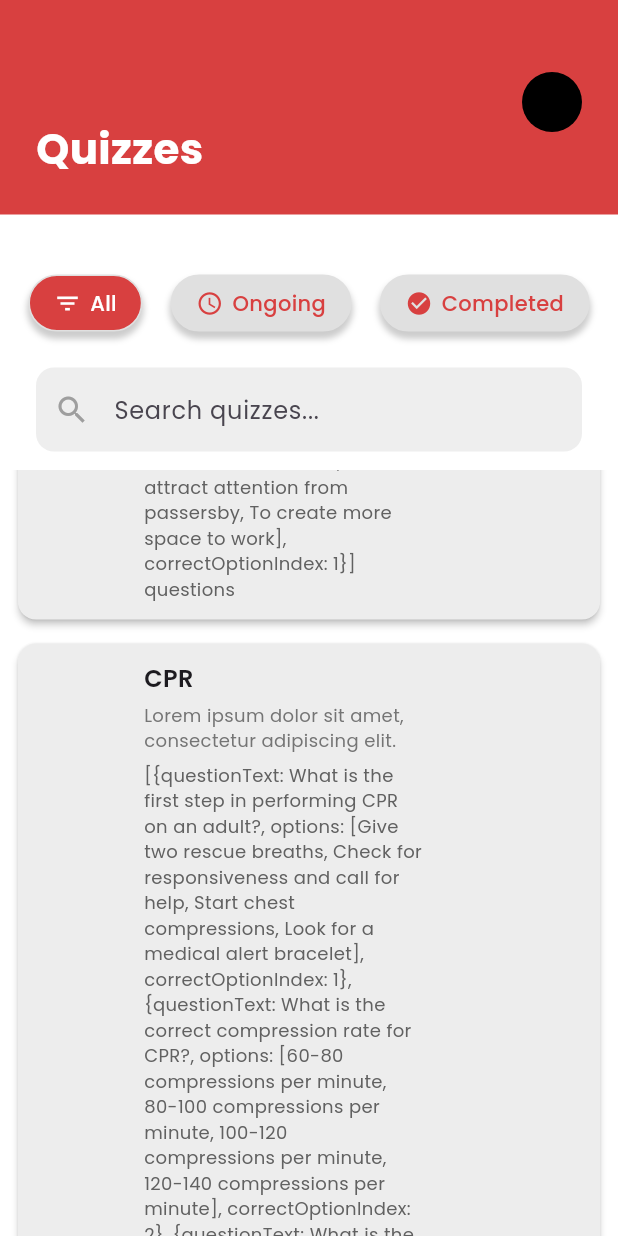
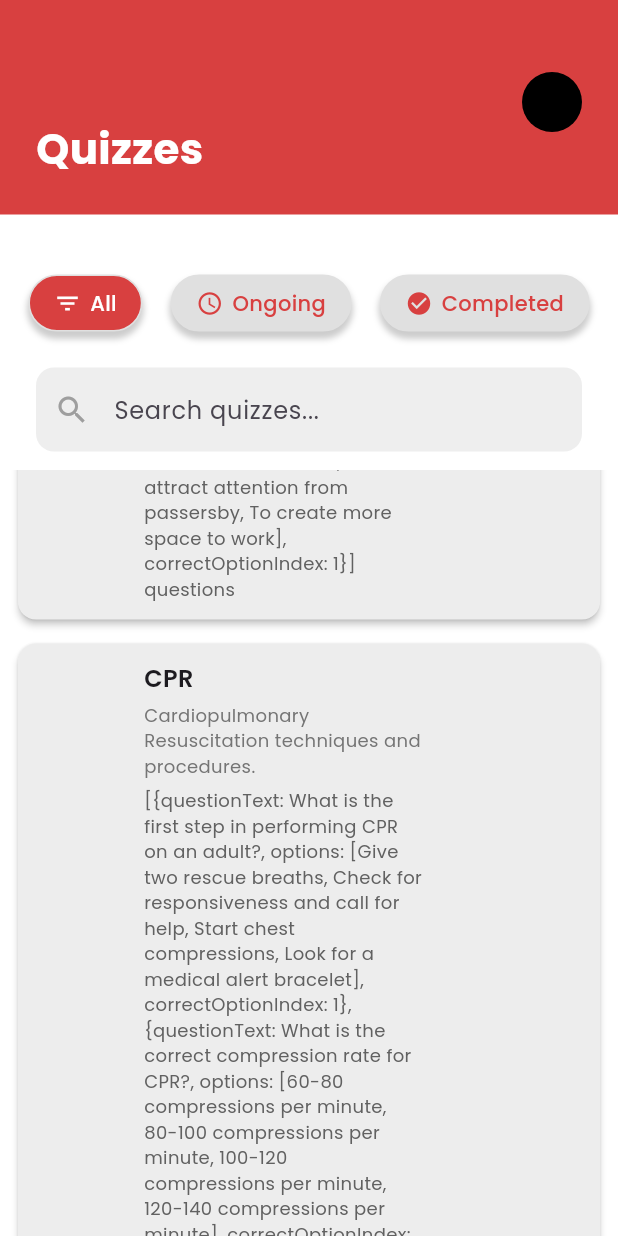
Before and after one commit to lech0wn/Aid-IQ, a Flutter app: the QuizzesPage screen opened directly, scrolled down 1728 dp, on a phone screen of 412 x 824 dp. Run offline on Flutter 3.47's test engine with Material 3 defaults, Android fonts, the phone set to English and light mode, and no system bars; our stand-ins replace cloud_firestore, firebase_auth, firebase_core, flutter_markdown, google_fonts, google_sign_in and 2 more; accounts and stored records are empty.

Commit message:
chore: changed description for quizzes

```diff
--- a/lib/screens/main_pages/quizzes.dart
+++ b/lib/screens/main_pages/quizzes.dart
@@ -38,6 +38,36 @@ class _QuizzesPageState extends State<QuizzesPage> {
   // Lazy-loaded map: quiz questions are only converted when actually needed
   // This prevents loading all quiz data at widget initialization
   Map<String, List<Map<String, dynamic>>>? _quizTitleToQuestions;
+
+  // Get short description for quiz based on title
+  String _getQuizDescription(String title) {
+    switch (title) {
+      case 'First Aid Introduction':
+        return 'Learn the basics of first aid and emergency response.';
+      case 'CPR':
+        return 'Cardiopulmonary Resuscitation techniques and procedures.';
+      case 'Proper Bandaging':
+        return 'Learn how to properly bandage wounds and injuries.';
+      case 'Wound Cleaning':
+        return 'Proper wound cleaning and disinfection procedures.';
+      case 'R.I.C.E. (Treating Sprains)':
+        return 'Rest, Ice, Compression, Elevation for treating sprains.';
+      case 'Strains':
+        return 'Understanding and treating muscle strains effectively.';
+      case 'Animal Bites':
+        return 'First aid procedures for animal bite injuries.';
+      case 'Choking':
+        return 'Heimlich maneuver and choking emergency response.';
+      case 'Fainting':
+        return 'First aid steps for fainting and loss of consciousness.';
+      case 'Seizure':
+        return 'Proper first aid response for seizure episodes.';
+      case 'First Aid Equipments':
+        return 'Essential first aid equipment and their uses.';
+      default:
+        return 'Test your knowledge with this first aid quiz.';
+    }
+  }
 
   // Get questions lazily - load from Firestore first, fallback to local files
   Future<List<Map<String, dynamic>>> _getQuestionsForQuiz(String title) async {
@@ -520,7 +550,7 @@ class _QuizzesPageState extends State<QuizzesPage> {
                                       ),
                                       const SizedBox(height: 4),
                                       Text(
-                                        "Lorem ipsum dolor sit amet, consectetur adipiscing elit.",
+                                        _getQuizDescription(quiz["title"]),
                                         style: GoogleFonts.poppins(
                                           fontSize: 12,
                                           color: Colors.grey[600],
```
